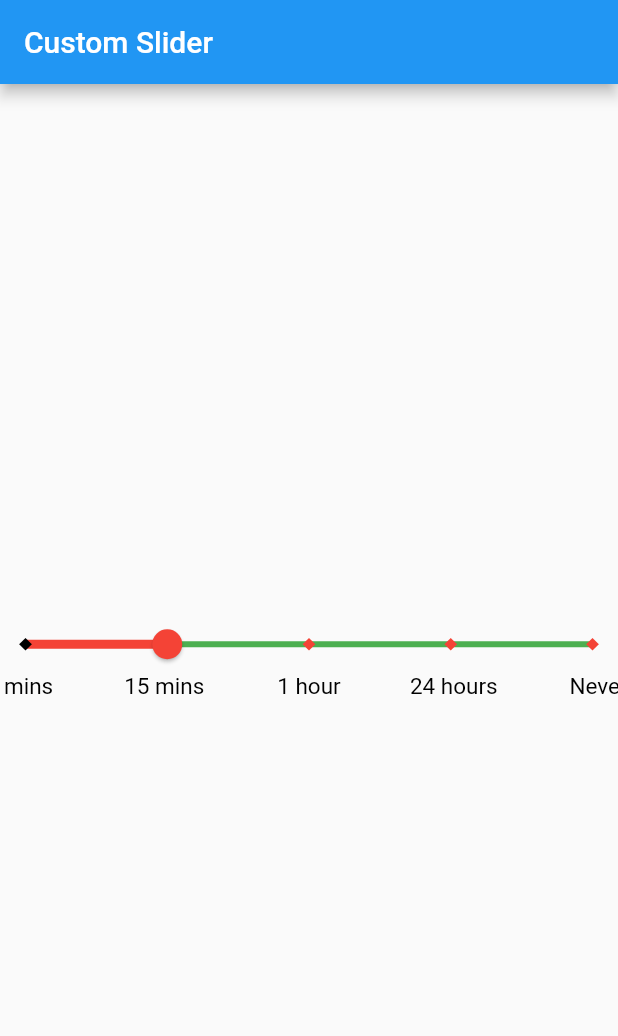
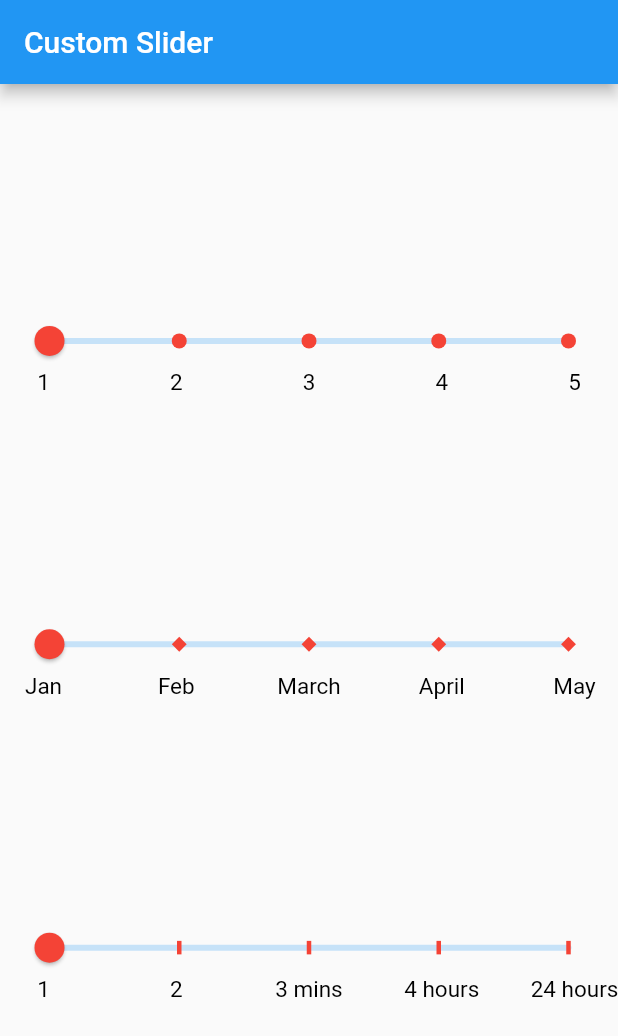
Before and after one commit to thanhtuaung/custom_slider, a Flutter app: the screen it shows after launch, on a phone screen of 412 x 824 dp. Shown: the top 1036 px of the screen. Run offline on Flutter 3.47's test engine with Material 2 defaults, Android fonts, the phone set to English and light mode, and no system bars.

Commit message:
change name

```diff
--- a/example/lib/main.dart
+++ b/example/lib/main.dart
@@ -12,6 +12,7 @@ class MyApp extends StatelessWidget {
   @override
   Widget build(BuildContext context) {
     return MaterialApp(
+      debugShowCheckedModeBanner: false,
       title: 'Flutter Demo',
       theme: ThemeData(
         // This is the theme of your application.
@@ -25,23 +26,35 @@ class MyApp extends StatelessWidget {
         // is not restarted.
         primarySwatch: Colors.blue,
       ),
-      home: HomePage(),
+      home: const MyHomePage(title: 'Flutter Demo Home Page'),
     );
   }
 }
 
-class HomePage extends StatelessWidget {
-  const HomePage({Key? key}) : super(key: key);
+class MyHomePage extends StatefulWidget {
+  const MyHomePage({super.key, required this.title});
 
+  final String title;
+
+  @override
+  State<MyHomePage> createState() => _MyHomePageState();
+}
+
+class _MyHomePageState extends State<MyHomePage> {
   @override
   Widget build(BuildContext context) {
     return Scaffold(
       appBar: AppBar(
-        title: const Text('Custom Slider'),
+        title: Text("Custom Slider"),
       ),
-      body: Center(
-        child: SSSlider(
-          itemList: const ['3 mins', '15 mins', '1 hour', '24 hours', 'Never'],
+      body: Container(
+        padding: const EdgeInsets.symmetric(horizontal: 16),
+        child: Column(
+          mainAxisAlignment: MainAxisAlignment.center,
+          children: [
+            const Spacer(),
+            SSCustomSlider<String>(
+              itemList: const ['1', '2', '3', '4', '5'],
               // itemList: const ['1', '2', '3', '4', '5', '6'],
               initialValue: "15 mins",
               uniqueValue: (item) => item,
@@ -50,13 +63,52 @@ class HomePage extends StatelessWidget {
                 item.toString(),
               ),
               // activeColor: Colors.red,
-          activeTrickMarkColor: Colors.black,
+              activeTrickMarkColor: Colors.red,
               inActiveTrickMarkColor: Colors.red,
-          inActiveTrackColor: Colors.green,
               activeTrackColor: Colors.red,
+              trickMarkSize: 5,
+              trickMarkShape: TrickMarkShapes.circle,
+              // inActiveColor: Colors.red,
+            ),
+            const Spacer(),
+            SSCustomSlider<String>(
+              itemList: const ['Jan', 'Feb', 'March', 'April', 'May'],
+              // itemList: const ['1', '2', '3', '4', '5', '6'],
+              initialValue: "15 mins",
+              uniqueValue: (item) => item,
+              itemAsString: (item) => item.toString(),
+              valueChanged: (item) => print(
+                item.toString(),
+              ),
+              // activeColor: Colors.red,
+              activeTrickMarkColor: Colors.red,
+              inActiveTrickMarkColor: Colors.red,
+              activeTrackColor: Colors.red,
+              trickMarkSize: 7,
               trickMarkShape: TrickMarkShapes.diamond,
+              // inActiveColor: Colors.red,
             ),
+            const Spacer(),
+            SSCustomSlider<String>(
+              itemList: const ['1', '2', '3 mins', '4 hours', '24 hours'],
+              // itemList: const ['1', '2', '3', '4', '5', '6'],
+              initialValue: "15 mins",
+              uniqueValue: (item) => item,
+              itemAsString: (item) => item.toString(),
+              valueChanged: (item) => print(
+                item.toString(),
               ),
+              // activeColor: Colors.red,
+              activeTrickMarkColor: Colors.red,
+              inActiveTrickMarkColor: Colors.red,
+              activeTrackColor: Colors.red,
+              trickMarkShape: TrickMarkShapes.square,
+              // inActiveColor: Colors.red,
+            ),
+            const Spacer(),
+          ],
+        ),
+      ), // This trailing comma makes auto-formatting nicer for build methods.
     );
   }
 }
--- a/lib/src/custom_slider_widget.dart
+++ b/lib/src/custom_slider_widget.dart
@@ -1,6 +1,8 @@
+// ignore_for_file: must_be_immutable
+
 part of custom_slider;
 
-class SSSlider<T> extends StatelessWidget {
+class SSCustomSlider<T> extends StatelessWidget {
   final List<T> itemList;
   T? initialValue;
   final void Function(T) valueChanged;
@@ -17,7 +19,7 @@ class SSSlider<T> extends StatelessWidget {
   double? trickMarkSize;
   final TrickMarkShapes trickMarkShape;
 
-  SSSlider({
+  SSCustomSlider({
     Key? key,
     required this.itemList,
     required this.valueChanged,
```
Lines whose indentation alone changed are shown as unchanged.
